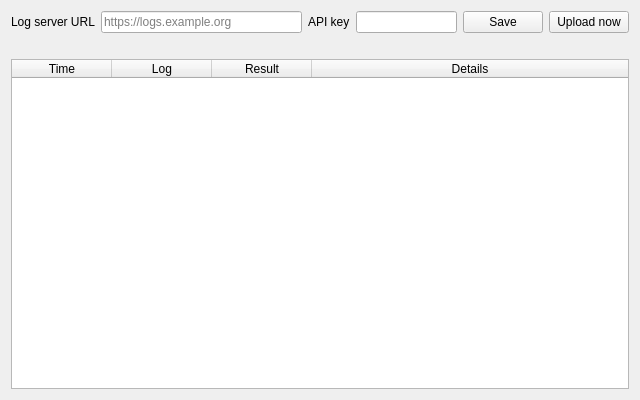
The window that sw/supervision/python/ui/ui_log_upload.ui (paparazzi/paparazzi) describes before a commit, drawn with Qt 5.
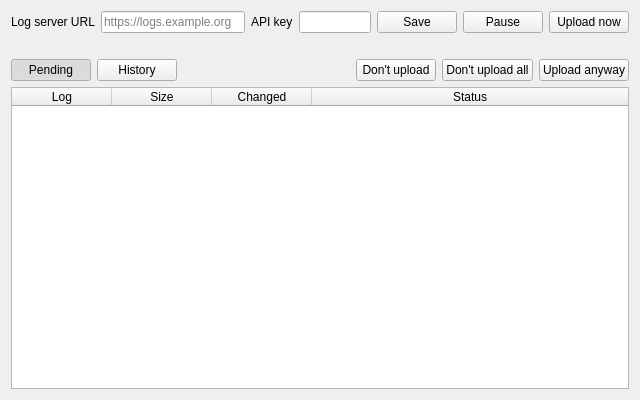
The same window after the commit.

Commit message:
[supervision] Log upload: pending list, Don't upload and Pause
The Log upload tab now has a Pending view next to the History, listing
the logs which are not uploaded yet with their size and why they wait
(server not reachable, paused, session running, still being written,
failed). Selected or all pending logs can be marked Don't upload; they
are not sent unless they change, and Upload anyway in the History puts
them back in the queue. Pause stops all contact with the log server
until Resume (a running upload stops after the current log) and is
remembered across restarts.

```diff
--- a/sw/supervision/python/ui/ui_log_upload.ui
+++ b/sw/supervision/python/ui/ui_log_upload.ui
@@ -69,6 +69,19 @@
        </property>
       </widget>
      </item>
+     <item>
+      <widget class="QPushButton" name="pause_button">
+       <property name="toolTip">
+        <string>Stop contacting the log server until you resume. A running upload stops after the current log.</string>
+       </property>
+       <property name="text">
+        <string>Pause</string>
+       </property>
+       <property name="checkable">
+        <bool>true</bool>
+       </property>
+      </widget>
+     </item>
      <item>
       <widget class="QPushButton" name="upload_button">
        <property name="toolTip">
@@ -82,8 +95,6 @@
     </layout>
    </item>
    <item>
-    <layout class="QHBoxLayout" name="horizontalLayout">
-     <item>
       <widget class="QLabel" name="summary_label">
        <property name="sizePolicy">
         <sizepolicy hsizetype="Ignored" vsizetype="Preferred">
@@ -96,8 +107,159 @@
        </property>
       </widget>
      </item>
+   <item>
+    <layout class="QHBoxLayout" name="view_layout">
+     <item>
+      <widget class="QPushButton" name="pending_button">
+       <property name="toolTip">
+        <string>Logs which are not uploaded yet, and why</string>
+       </property>
+       <property name="text">
+        <string>Pending</string>
+       </property>
+       <property name="checkable">
+        <bool>true</bool>
+       </property>
+       <property name="checked">
+        <bool>true</bool>
+       </property>
+       <property name="autoExclusive">
+        <bool>true</bool>
+       </property>
+      </widget>
+     </item>
+     <item>
+      <widget class="QPushButton" name="history_button">
+       <property name="toolTip">
+        <string>What happened to the last uploads</string>
+       </property>
+       <property name="text">
+        <string>History</string>
+       </property>
+       <property name="checkable">
+        <bool>true</bool>
+       </property>
+       <property name="autoExclusive">
+        <bool>true</bool>
+       </property>
+      </widget>
+     </item>
+     <item>
+      <spacer name="view_spacer">
+       <property name="orientation">
+        <enum>Qt::Horizontal</enum>
+       </property>
+       <property name="sizeHint" stdset="0">
+        <size>
+         <width>40</width>
+         <height>20</height>
+        </size>
+       </property>
+      </spacer>
+     </item>
+     <item>
+      <widget class="QPushButton" name="ignore_button">
+       <property name="toolTip">
+        <string>Never upload the selected logs (unless they change). The files are not deleted.</string>
+       </property>
+       <property name="text">
+        <string>Don't upload</string>
+       </property>
+      </widget>
+     </item>
+     <item>
+      <widget class="QPushButton" name="ignore_all_button">
+       <property name="toolTip">
+        <string>Never upload any of the pending logs (unless they change). The files are not deleted.</string>
+       </property>
+       <property name="text">
+        <string>Don't upload all</string>
+       </property>
+      </widget>
+     </item>
+     <item>
+      <widget class="QPushButton" name="requeue_button">
+       <property name="toolTip">
+        <string>Put the selected logs which were marked Don't upload back in the queue</string>
+       </property>
+       <property name="text">
+        <string>Upload anyway</string>
+       </property>
+      </widget>
+     </item>
     </layout>
    </item>
+   <item>
+    <widget class="QStackedWidget" name="views">
+     <widget class="QWidget" name="pending_page">
+      <layout class="QVBoxLayout" name="pending_layout">
+       <property name="leftMargin">
+        <number>0</number>
+       </property>
+       <property name="topMargin">
+        <number>0</number>
+       </property>
+       <property name="rightMargin">
+        <number>0</number>
+       </property>
+       <property name="bottomMargin">
+        <number>0</number>
+       </property>
+       <item>
+        <widget class="QTableWidget" name="pending_table">
+         <property name="editTriggers">
+          <set>QAbstractItemView::NoEditTriggers</set>
+         </property>
+         <property name="selectionBehavior">
+          <enum>QAbstractItemView::SelectRows</enum>
+         </property>
+         <property name="wordWrap">
+          <bool>false</bool>
+         </property>
+         <attribute name="horizontalHeaderStretchLastSection">
+          <bool>true</bool>
+         </attribute>
+         <attribute name="verticalHeaderVisible">
+          <bool>false</bool>
+         </attribute>
+         <column>
+          <property name="text">
+           <string>Log</string>
+          </property>
+         </column>
+         <column>
+          <property name="text">
+           <string>Size</string>
+          </property>
+         </column>
+         <column>
+          <property name="text">
+           <string>Changed</string>
+          </property>
+         </column>
+         <column>
+          <property name="text">
+           <string>Status</string>
+          </property>
+         </column>
+        </widget>
+       </item>
+      </layout>
+     </widget>
+     <widget class="QWidget" name="history_page">
+      <layout class="QVBoxLayout" name="history_layout">
+       <property name="leftMargin">
+        <number>0</number>
+       </property>
+       <property name="topMargin">
+        <number>0</number>
+       </property>
+       <property name="rightMargin">
+        <number>0</number>
+       </property>
+       <property name="bottomMargin">
+        <number>0</number>
+       </property>
    <item>
     <widget class="QTableWidget" name="history_table">
      <property name="editTriggers">
@@ -135,6 +297,10 @@
        <string>Details</string>
       </property>
      </column>
+        </widget>
+       </item>
+      </layout>
+     </widget>
     </widget>
    </item>
   </layout>
```
Lines whose indentation alone changed are shown as unchanged. The commit also changes 2 other files.
